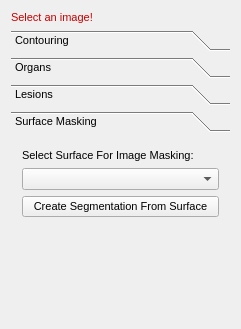
This is Modules/Bundles/org.mitk.gui.qt.segmentation/src/internal/QmitkSegmentationControls.ui in MITK/MITK as Qt 5 draws it before an edit. The edited form follows.
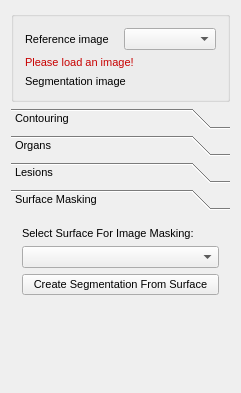
This is the edited form. The open tabs and pages were chosen to show the change. Icons and pictures are not drawn. Custom widgets are drawn as their Qt base class.

Commit message: CHG (#4906): Changed interface of the SegmentationBundle.

```diff
--- a/Modules/Bundles/org.mitk.gui.qt.segmentation/src/internal/QmitkSegmentationControls.ui
+++ b/Modules/Bundles/org.mitk.gui.qt.segmentation/src/internal/QmitkSegmentationControls.ui
@@ -7,7 +7,7 @@
     <x>0</x>
     <y>0</y>
     <width>241</width>
-    <height>329</height>
+    <height>393</height>
    </rect>
   </property>
   <property name="minimumSize">
@@ -30,7 +30,45 @@
   <property name="windowTitle">
    <string>QmitkSegmentation</string>
   </property>
+  <layout class="QVBoxLayout" name="verticalLayout_6">
+   <item>
+    <widget class="QGroupBox" name="groupBox">
+     <property name="title">
+      <string/>
+     </property>
   <layout class="QVBoxLayout" name="verticalLayout_3">
+      <item>
+       <layout class="QHBoxLayout" name="horizontalLayout">
+        <item>
+         <widget class="QLabel" name="lblRefImage">
+          <property name="sizePolicy">
+           <sizepolicy hsizetype="Minimum" vsizetype="Preferred">
+            <horstretch>0</horstretch>
+            <verstretch>0</verstretch>
+           </sizepolicy>
+          </property>
+          <property name="minimumSize">
+           <size>
+            <width>0</width>
+            <height>0</height>
+           </size>
+          </property>
+          <property name="maximumSize">
+           <size>
+            <width>16777215</width>
+            <height>16777215</height>
+           </size>
+          </property>
+          <property name="text">
+           <string>Reference image</string>
+          </property>
+         </widget>
+        </item>
+        <item>
+         <widget class="QmitkDataStorageComboBox" name="refImageSelector"/>
+        </item>
+       </layout>
+      </item>
    <item>
     <widget class="QLabel" name="lblReferenceImageSelectionWarning">
      <property name="palette">
@@ -131,8 +169,29 @@
       </font>
      </property>
      <property name="text">
-      <string>Select an image!</string>
-     </property>
+         <string>Please load an image!</string>
+        </property>
+       </widget>
+      </item>
+      <item>
+       <layout class="QHBoxLayout" name="horizontalLayout_2">
+        <item>
+         <widget class="QLabel" name="lblSegImage">
+          <property name="text">
+           <string>Segmentation image</string>
+          </property>
+         </widget>
+        </item>
+        <item>
+         <widget class="QLabel" name="lblSegmentation">
+          <property name="text">
+           <string/>
+          </property>
+         </widget>
+        </item>
+       </layout>
+      </item>
+     </layout>
     </widget>
    </item>
    <item>
@@ -583,6 +642,14 @@
       </layout>
      </widget>
      <widget class="QWidget" name="SurfaceMasking">
+      <property name="geometry">
+       <rect>
+        <x>0</x>
+        <y>0</y>
+        <width>223</width>
+        <height>176</height>
+       </rect>
+      </property>
       <attribute name="label">
        <string>Surface Masking</string>
       </attribute>
```
Left out of the diff: 10 changed lines with no effect on the pictures. Lines whose indentation alone changed are shown as unchanged. The commit also changes 2 other files.
